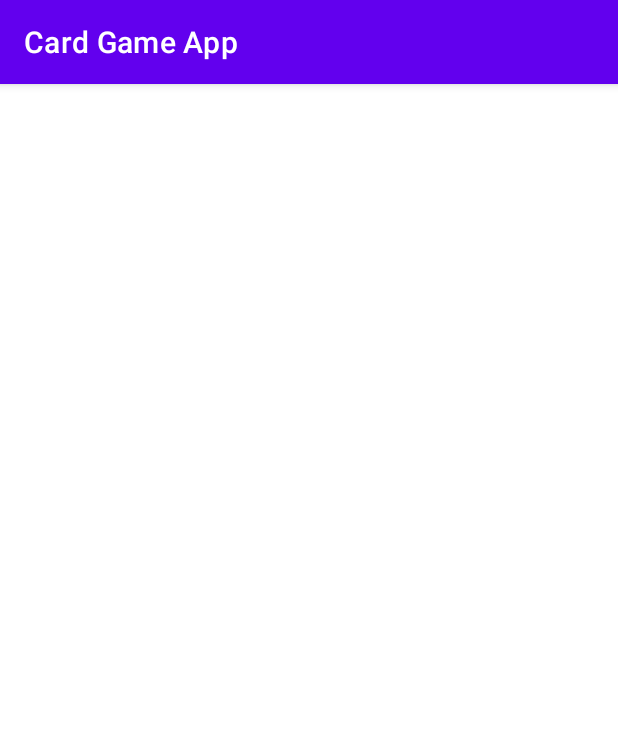
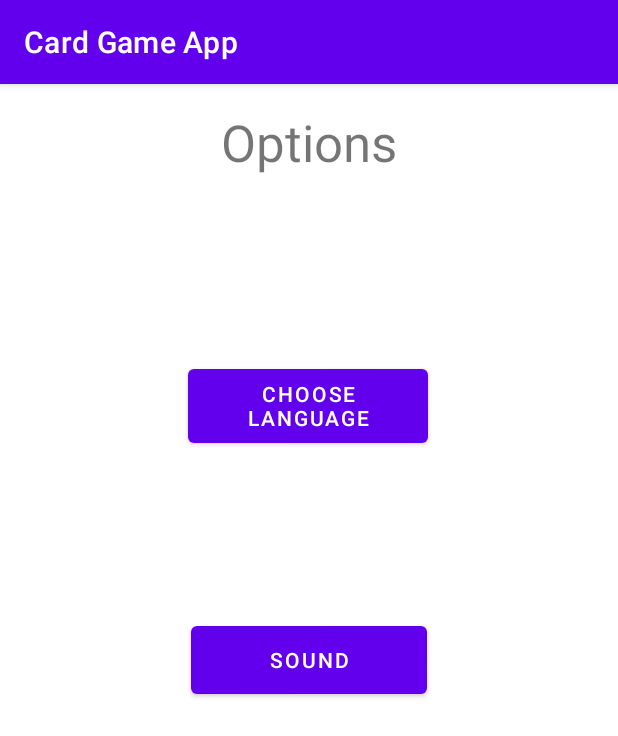
Before and after one commit to noy5277/Card-Game-App, an Android app: the Settings screen opened directly, with no data from a screen before it, on a phone screen of 412 x 824 dp. Shown: the top 736 px of the screen. Run offline under Robolectric (Android 15) with nearby library versions, the phone set to English and light mode, and no system bars.

Commit message:
add settings activity

```diff
--- a/app/src/main/java/com/example/cardgameapp/MainActivity.java
+++ b/app/src/main/java/com/example/cardgameapp/MainActivity.java
@@ -116,7 +116,8 @@ public class MainActivity extends AppCompatActivity {
 
     private void openSettings()
     {
-
+        Intent settings=new Intent(this,Settings.class);
+        startActivity(settings);
     }
 
 }
--- a/app/src/main/java/com/example/cardgameapp/Settings.java
+++ b/app/src/main/java/com/example/cardgameapp/Settings.java
@@ -1,8 +1,10 @@
 package com.example.cardgameapp;
 
+
 import androidx.appcompat.app.AppCompatActivity;
-
 import android.os.Bundle;
+import android.view.View;
+import android.widget.PopupMenu;
 
 public class Settings extends AppCompatActivity {
 
@@ -10,5 +12,26 @@ public class Settings extends AppCompatActivity {
     protected void onCreate(Bundle savedInstanceState) {
         super.onCreate(savedInstanceState);
         setContentView(R.layout.activity_settings);
+
+    }
+
+    public void PopupMenu(View view)
+    {
+        PopupMenu popup= new PopupMenu(this, view);
+        popup.getMenuInflater().inflate(R.menu.language_menu,popup.getMenu());
+        popup.setOnMenuItemClickListener(menuItem ->
+            {
+                if(menuItem.getItemId()==R.id.english)
+                {
+
+                }
+                if(menuItem.getItemId()==R.id.hebrew)
+                {
+
+                }
+                return true;
+            }
+
+        );
     }
 }
--- a/app/src/main/res/layout/activity_settings.xml
+++ b/app/src/main/res/layout/activity_settings.xml
@@ -6,4 +6,40 @@
     android:layout_height="match_parent"
     tools:context=".Settings">
 
+    <TextView
+        android:id="@+id/options"
+        android:layout_width="wrap_content"
+        android:layout_height="wrap_content"
+        android:layout_marginTop="16dp"
+        android:text="@string/options"
+        android:textSize="34sp"
+        app:layout_constraintEnd_toEndOf="parent"
+        app:layout_constraintStart_toStartOf="parent"
+        app:layout_constraintTop_toTopOf="parent" />
+
+    <Button
+        android:id="@+id/btnOpenMenu"
+        android:layout_width="160dp"
+        android:layout_height="61dp"
+        android:layout_marginBottom="150dp"
+        android:onClick="PopupMenu"
+        android:text="@string/choose"
+        app:layout_constraintBottom_toBottomOf="parent"
+        app:layout_constraintEnd_toEndOf="parent"
+        app:layout_constraintHorizontal_bias="0.498"
+        app:layout_constraintStart_toStartOf="parent"
+        app:layout_constraintTop_toTopOf="parent"
+        app:layout_constraintVertical_bias="0.331" />
+
+    <Button
+        android:id="@+id/sound"
+        android:layout_width="157dp"
+        android:layout_height="57dp"
+        android:text="@string/sound"
+        app:layout_constraintBottom_toBottomOf="parent"
+        app:layout_constraintEnd_toEndOf="parent"
+        app:layout_constraintStart_toStartOf="parent"
+        app:layout_constraintTop_toTopOf="parent" />
+
+
 </androidx.constraintlayout.widget.ConstraintLayout>
--- /dev/null
+++ b/app/src/main/res/menu/language_menu.xml
@@ -0,0 +1,8 @@
+<?xml version="1.0" encoding="utf-8"?>
+<menu xmlns:android="http://schemas.android.com/apk/res/android"
+    xmlns:app="http://schemas.android.com/apk/res-auto">
+
+    <item android:id="@+id/english" android:title="@string/eng" app:showAsAction="never"/>
+    <item android:id="@+id/hebrew" android:title="@string/heb" app:showAsAction="never"/>
+
+</menu>
--- a/app/src/main/res/values/strings.xml
+++ b/app/src/main/res/values/strings.xml
@@ -2,4 +2,9 @@
     <string name="app_name">Card Game App</string>
     <string name="log_out">Log out from FireBase</string>
     <string name="settings">Settings</string>
+    <string name="options">Options</string>
+    <string name="eng">English</string>
+    <string name="heb">Hebrew</string>
+    <string name="sound">Sound</string>
+    <string name="choose">Choose Language</string>
 </resources>
```
